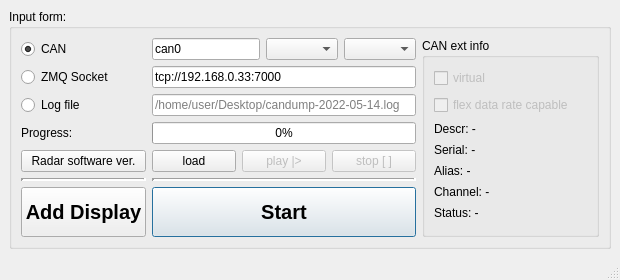
Old version of the form mainwindow.ui in the repository anatoltrush/RadarVisual.
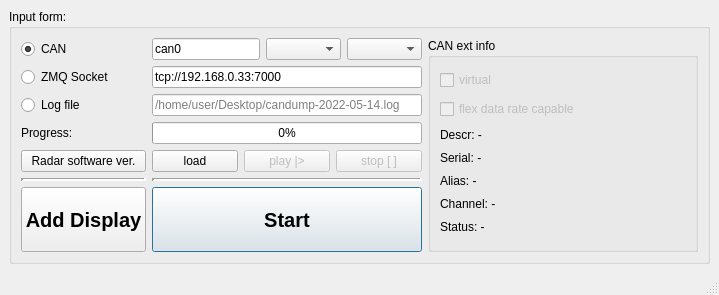
New version of the form. Icons and pictures are not drawn.

Diff of the .ui file:
```diff
--- a/mainwindow.ui
+++ b/mainwindow.ui
@@ -9,14 +9,14 @@
    <rect>
     <x>0</x>
     <y>0</y>
-    <width>620</width>
-    <height>280</height>
+    <width>719</width>
+    <height>295</height>
    </rect>
   </property>
   <property name="maximumSize">
    <size>
-    <width>620</width>
-    <height>280</height>
+    <width>719</width>
+    <height>295</height>
    </size>
   </property>
   <property name="focusPolicy">
@@ -62,6 +62,7 @@
          <property name="font">
           <font>
            <pointsize>15</pointsize>
+           <weight>75</weight>
            <bold>true</bold>
           </font>
          </property>
@@ -185,6 +186,7 @@
          <property name="font">
           <font>
            <pointsize>15</pointsize>
+           <weight>75</weight>
            <bold>true</bold>
           </font>
          </property>
```
